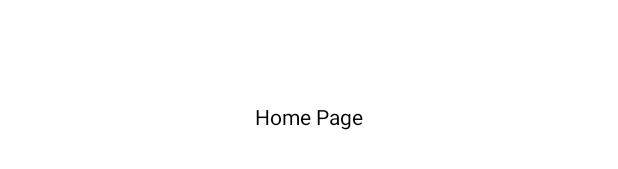
After one commit to MatthewDBarrett/DonorApp, an Android app: the layout activity_home_page.xml on its own in the app's theme, with its tools: preview values and no code run, on a phone screen of 412 x 824 dp. The commit adds this screen. Shown: the part 501-670 px from the top of the screen. Run offline under Robolectric (Android 15) with nearby library versions, the phone set to English and light mode, and no system bars.

Commit message:
Home Page added with test code from the login page to send you there

```diff
--- a/app/src/main/AndroidManifest.xml
+++ b/app/src/main/AndroidManifest.xml
@@ -9,6 +9,7 @@
         android:roundIcon="@mipmap/ic_launcher_round"
         android:supportsRtl="true"
         android:theme="@style/Theme.AppCompat.NoActionBar">
+        <activity android:name=".HomePage"></activity>
         <activity android:name=".MainActivity">
             <intent-filter>
                 <action android:name="android.intent.action.MAIN" />
--- /dev/null
+++ b/app/src/main/java/com/example/donorapp/HomePage.java
@@ -0,0 +1,13 @@
+package com.example.donorapp;
+
+import android.support.v7.app.AppCompatActivity;
+import android.os.Bundle;
+
+public class HomePage extends AppCompatActivity {
+
+    @Override
+    protected void onCreate(Bundle savedInstanceState) {
+        super.onCreate(savedInstanceState);
+        setContentView(R.layout.activity_home_page);
+    }
+}
--- a/app/src/main/java/com/example/donorapp/MainActivity.java
+++ b/app/src/main/java/com/example/donorapp/MainActivity.java
@@ -1,5 +1,6 @@
 package com.example.donorapp;
 
+import android.content.Intent;
 import android.support.v7.app.AppCompatActivity;
 import android.os.Bundle;
 import android.support.v7.widget.CardView;
@@ -40,8 +41,8 @@
 
                 //CODE TO AUTHENTICATE LOGIN DETAILS
 
-                //Intent intent = new Intent(MainActivity.this, //target class);
-                //startActivity(intent);
+                Intent intent = new Intent(MainActivity.this, HomePage.class);
+                startActivity(intent);
             }
         });
 
--- /dev/null
+++ b/app/src/main/res/layout/activity_home_page.xml
@@ -0,0 +1,24 @@
+<?xml version="1.0" encoding="utf-8"?>
+<android.support.constraint.ConstraintLayout xmlns:android="http://schemas.android.com/apk/res/android"
+    xmlns:app="http://schemas.android.com/apk/res-auto"
+    xmlns:tools="http://schemas.android.com/tools"
+    android:layout_width="match_parent"
+    android:layout_height="match_parent"
+    android:background="@color/white"
+    tools:context=".HomePage">
+
+    <RelativeLayout
+        android:layout_width="match_parent"
+        android:gravity="center"
+        android:layout_height="match_parent">
+
+        <TextView
+            android:layout_width="wrap_content"
+            android:layout_height="wrap_content"
+            android:background="@color/white"
+            android:textColor="@color/black"
+            android:text="@string/homePageTV"/>
+
+    </RelativeLayout>
+
+</android.support.constraint.ConstraintLayout>
--- a/app/src/main/res/values/colors.xml
+++ b/app/src/main/res/values/colors.xml
@@ -4,4 +4,5 @@
     <color name="colorPrimaryDark">#00574B</color>
     <color name="colorAccent">#00897B</color>
     <color name="white">#FFFFFF</color>
+    <color name="black">#000000</color>
 </resources>
--- a/app/src/main/res/values/strings.xml
+++ b/app/src/main/res/values/strings.xml
@@ -8,6 +8,7 @@
     <!--TEXT VIEWS-->
     <string name="usernameTV">Username</string>
     <string name="passwordTV">Password</string>
+    <string name="homePageTV">Home Page</string>
 
     <!--HINTS-->
     <string name="usernameHint">username</string>
```
